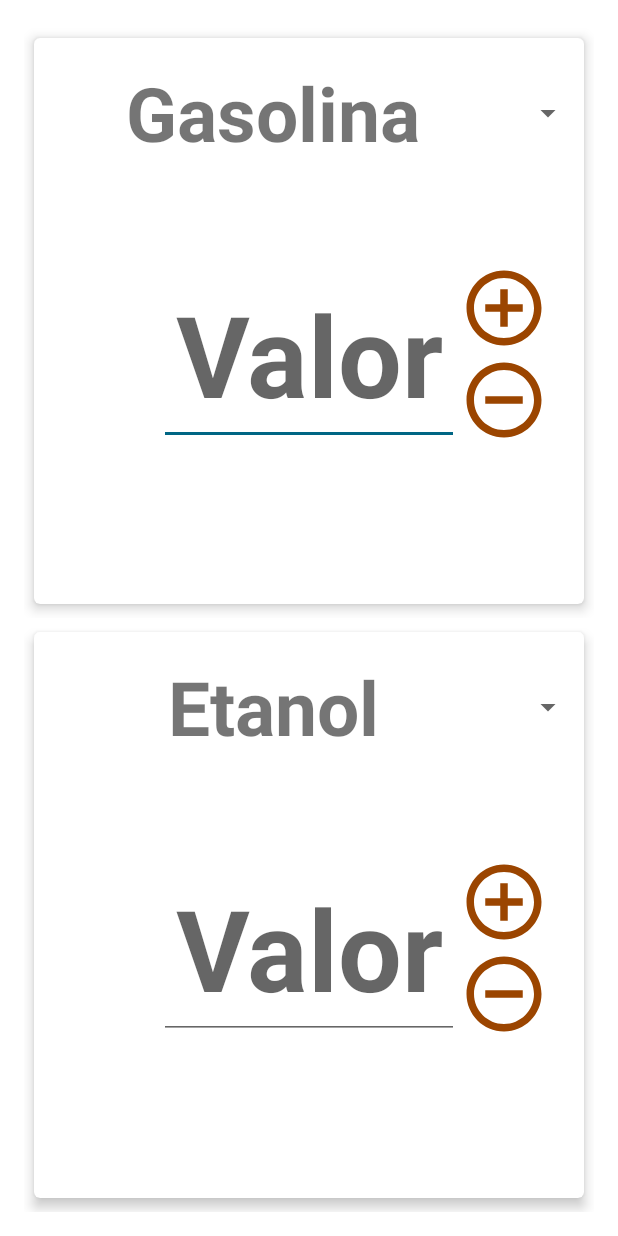
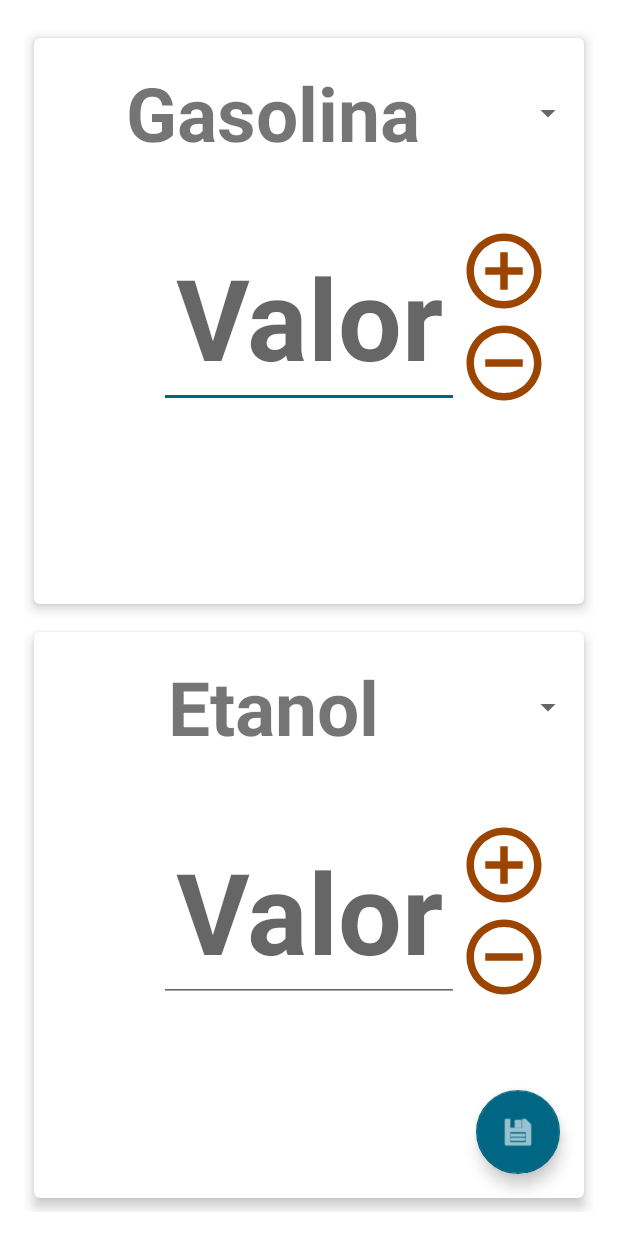
Before and after one commit to filipe1309/AbasteceAi, an Android app: the screen it shows after launch (ComparatorActivity), on a phone screen of 412 x 824 dp. Run offline under Robolectric (Android 15) with nearby library versions, the phone set to English and light mode, and no system bars; our stand-ins replace data binding.

Commit message:
feat: Implement action button on Comparator Screen

```diff
--- a/features/comparator/src/main/java/com/filipe1309/abasteceai/features/comparator/data/repository/FuelRepositoryImpl.kt
+++ b/features/comparator/src/main/java/com/filipe1309/abasteceai/features/comparator/data/repository/FuelRepositoryImpl.kt
@@ -41,6 +41,13 @@ class FuelRepositoryImpl: FuelRepository {
                 price = 3.50,
                 efficiency = 7.0,
                 efficiencyUnit = "km/l"
+            ),
+            Fuel(
+                id = 3,
+                name = "Diesel",
+                price = 4.00,
+                efficiency = 8.0,
+                efficiencyUnit = "km/l"
             )
         ))
     }
--- /dev/null
+++ b/features/comparator/src/main/java/com/filipe1309/abasteceai/features/comparator/data/repository/HistoryRepositoryImpl.kt
@@ -0,0 +1,10 @@
+package com.filipe1309.abasteceai.features.comparator.data.repository
+
+import com.filipe1309.abasteceai.features.comparator.domain.entity.Fuel
+import com.filipe1309.abasteceai.features.comparator.domain.repository.HistoryRepository
+
+class HistoryRepositoryImpl: HistoryRepository {
+    override suspend fun saveComparison(fuel1: Fuel, fuel2: Fuel): Boolean {
+        return true
+    }
+}
--- /dev/null
+++ b/features/comparator/src/main/java/com/filipe1309/abasteceai/features/comparator/domain/repository/HistoryRepository.kt
@@ -0,0 +1,7 @@
+package com.filipe1309.abasteceai.features.comparator.domain.repository
+
+import com.filipe1309.abasteceai.features.comparator.domain.entity.Fuel
+
+interface HistoryRepository {
+    suspend fun saveComparison(fuel1: Fuel, fuel2: Fuel): Boolean
+}
--- /dev/null
+++ b/features/comparator/src/main/java/com/filipe1309/abasteceai/features/comparator/domain/usecase/SaveComparisonUseCase.kt
@@ -0,0 +1,8 @@
+package com.filipe1309.abasteceai.features.comparator.domain.usecase
+
+import com.filipe1309.abasteceai.features.comparator.domain.entity.Fuel
+import com.filipe1309.abasteceai.features.comparator.domain.repository.HistoryRepository
+
+class SaveComparisonUseCase(private val repository: HistoryRepository) {
+    suspend fun invoke(fuel1: Fuel, fuel2: Fuel): Boolean = repository.saveComparison(fuel1, fuel2)
+}
--- a/features/comparator/src/main/java/com/filipe1309/abasteceai/features/comparator/presentation/ComparatorAction.kt
+++ b/features/comparator/src/main/java/com/filipe1309/abasteceai/features/comparator/presentation/ComparatorAction.kt
@@ -8,4 +8,6 @@ sealed class ComparatorAction {
     data class CompareFuels(val firstFuelPosition: Int, val secondFuelPosition: Int) : ComparatorAction()
     data class ButtonAddFuelClicked(val isFirstFuel: Boolean) : ComparatorAction()
     data class ButtonRemoveFuelClicked(val isFirstFuel: Boolean) : ComparatorAction()
+    object ButtonSaveComparisonClicked : ComparatorAction()
+    object SnackBarRendered : ComparatorAction()
 }
--- a/features/comparator/src/main/java/com/filipe1309/abasteceai/features/comparator/presentation/ComparatorFragment.kt
+++ b/features/comparator/src/main/java/com/filipe1309/abasteceai/features/comparator/presentation/ComparatorFragment.kt
@@ -15,9 +15,14 @@ import androidx.lifecycle.Observer
 import androidx.lifecycle.ViewModelProvider
 import com.filipe1309.abasteceai.features.comparator.R
 import com.filipe1309.abasteceai.features.comparator.data.repository.FuelRepositoryImpl
+import com.filipe1309.abasteceai.features.comparator.data.repository.HistoryRepositoryImpl
 import com.filipe1309.abasteceai.features.comparator.databinding.FragmentComparatorBinding
+import com.filipe1309.abasteceai.features.comparator.domain.repository.FuelRepository
+import com.filipe1309.abasteceai.features.comparator.domain.repository.HistoryRepository
 import com.filipe1309.abasteceai.features.comparator.domain.usecase.CompareFuelsUseCase
 import com.filipe1309.abasteceai.features.comparator.domain.usecase.GetFuelsUseCase
+import com.filipe1309.abasteceai.features.comparator.domain.usecase.SaveComparisonUseCase
+import com.google.android.material.snackbar.Snackbar
 
 private const val TAG = "ComparatorFragment"
 
@@ -33,10 +38,12 @@ class ComparatorFragment : Fragment(), AdapterView.OnItemSelectedListener {
         savedInstanceState: Bundle?
     ): View {
         binding = FragmentComparatorBinding.inflate(inflater, container, false)
-        val fuelRepository = FuelRepositoryImpl()
+        val fuelRepository: FuelRepository = FuelRepositoryImpl()
+        val historyRepository: HistoryRepository = HistoryRepositoryImpl()
         val compareFuelsUseCase = CompareFuelsUseCase(fuelRepository)
         val getFuelsUseCase = GetFuelsUseCase(fuelRepository)
-        val useCasesComparator = UseCasesComparator(compareFuelsUseCase, getFuelsUseCase)
+        val saveComparisonUseCase = SaveComparisonUseCase(historyRepository)
+        val useCasesComparator = UseCasesComparator(compareFuelsUseCase, getFuelsUseCase, saveComparisonUseCase)
         factory = ComparatorViewModelFactory(useCasesComparator)
         viewModel = ViewModelProvider(this, factory)[ComparatorViewModel::class.java]
         binding.viewModel = viewModel
@@ -66,6 +73,7 @@ class ComparatorFragment : Fragment(), AdapterView.OnItemSelectedListener {
         binding.btnRemoveSecondFuel.setOnClickListener {
             viewModel.sendAction(ComparatorAction.ButtonRemoveFuelClicked( it.id == R.id.btn_remove_first_fuel))
         }
+        binding.fab.setOnClickListener { viewModel.sendAction(ComparatorAction.ButtonSaveComparisonClicked) }
     }
 
     private fun setupSpinners() {
@@ -103,6 +111,15 @@ class ComparatorFragment : Fragment(), AdapterView.OnItemSelectedListener {
         if (viewState.isFuelsLoaded && viewState.fuels != null && !viewState.isFuelsReadyToCompare) {
             renderSpinner(viewState)
         }
+
+        if (viewState.isComparisonSaved || viewState.isError) {
+            renderSnackBar(viewState)
+        }
+    }
+
+    private fun renderSnackBar(viewState: ComparatorViewState) {
+        Snackbar.make(binding.root, viewState.message!!, Snackbar.LENGTH_SHORT).show()
+        viewModel.sendAction(ComparatorAction.SnackBarRendered)
     }
 
     private fun renderSpinner(viewState: ComparatorViewState) {
--- a/features/comparator/src/main/java/com/filipe1309/abasteceai/features/comparator/presentation/ComparatorViewModel.kt
+++ b/features/comparator/src/main/java/com/filipe1309/abasteceai/features/comparator/presentation/ComparatorViewModel.kt
@@ -5,8 +5,10 @@ import androidx.lifecycle.LiveData
 import androidx.lifecycle.MutableLiveData
 import androidx.lifecycle.ViewModel
 import androidx.lifecycle.viewModelScope
+import com.filipe1309.abasteceai.features.comparator.R
 import com.filipe1309.abasteceai.features.comparator.domain.usecase.CompareFuelsUseCase
 import com.filipe1309.abasteceai.features.comparator.domain.usecase.GetFuelsUseCase
+import com.filipe1309.abasteceai.features.comparator.domain.usecase.SaveComparisonUseCase
 import kotlinx.coroutines.Dispatchers
 import kotlinx.coroutines.launch
 import java.util.*
@@ -15,7 +17,8 @@ private const val TAG = "ComparatorViewModel"
 
 data class UseCasesComparator(
     val compareFuelsUseCase: CompareFuelsUseCase,
-    val getFuelsUseCase: GetFuelsUseCase
+    val getFuelsUseCase: GetFuelsUseCase,
+    val saveComparisonUseCase: SaveComparisonUseCase
 )
 
 private const val INCREMENT_VALUE = 0.01
@@ -24,25 +27,13 @@ class ComparatorViewModel(
     private val useCasesComparator: UseCasesComparator,
 ): ViewModel() {
 
-    private var currentViewState = ComparatorViewState()
+    private var currentViewState = ComparatorViewState(isLoading = true)
 
     private val _viewState = MutableLiveData<ComparatorViewState>()
     val viewState: LiveData<ComparatorViewState> = _viewState
     init {
         getFuels()
-        setState(
-            ComparatorViewState(
-                isLoading = true,
-                isComparing = false,
-                isFuelsLoaded = false,
-                isFuelsReadyToCompare = false,
-                error = null,
-                firstFuel = null,
-                secondFuel = null,
-                fuels = null,
-                comparisonResult = null
-            )
-        )
+        setState(currentViewState.copy())
     }
 
     private fun setState(viewState: ComparatorViewState) {
@@ -101,6 +92,12 @@ class ComparatorViewModel(
                     setState(currentViewState.copy(secondFuel = currentViewState.secondFuel))
                 }
             }
+            is ComparatorAction.ButtonSaveComparisonClicked -> {
+                saveComparison()
+            }
+            is ComparatorAction.SnackBarRendered -> {
+                setState(currentViewState.copy(isComparisonSaved = false, isError = false))
+            }
         }
     }
 
@@ -143,4 +140,28 @@ class ComparatorViewModel(
             ))
         }
     }
+
+    private fun saveComparison() {
+        Log.d(TAG, "saveComparison: ")
+        viewModelScope.launch(Dispatchers.IO) {
+            val isComparisonSaved = useCasesComparator.saveComparisonUseCase.invoke(
+                currentViewState.firstFuel!!, currentViewState.secondFuel!!
+            )
+
+            if (isComparisonSaved) {
+                setState(currentViewState.copy(
+                    isLoading = false,
+                    isComparisonSaved = true,
+                    message = R.string.comparison_saved
+                ))
+            } else {
+                setState(currentViewState.copy(
+                    isLoading = false,
+                    isComparisonSaved = false,
+                    isError = true,
+                    message = R.string.comparison_not_saved
+                ))
+            }
+        }
+    }
 }
--- a/features/comparator/src/main/java/com/filipe1309/abasteceai/features/comparator/presentation/ComparatorViewState.kt
+++ b/features/comparator/src/main/java/com/filipe1309/abasteceai/features/comparator/presentation/ComparatorViewState.kt
@@ -6,11 +6,13 @@ import com.filipe1309.abasteceai.features.comparator.domain.entity.Fuel
 data class ComparatorViewState (
     val isLoading: Boolean = false,
     val isComparing: Boolean = false,
+    val isComparisonSaved: Boolean = false,
     val isFuelsLoaded: Boolean = false,
     val isFuelsReadyToCompare: Boolean = false,
-    val error: String? = null,
+    val isError: Boolean = false,
     val firstFuel: Fuel? = null,
     val secondFuel: Fuel? = null,
     val fuels: List<Fuel>? = null,
-    val comparisonResult: ComparisonResult? = null
+    val comparisonResult: ComparisonResult? = null,
+    val message: Int? = null
 )
--- a/features/comparator/src/main/res/layout/fragment_comparator.xml
+++ b/features/comparator/src/main/res/layout/fragment_comparator.xml
@@ -63,7 +63,7 @@
                         android:id="@+id/first_fuel_value"
                         android:layout_width="200dp"
                         android:layout_height="wrap_content"
-                        android:layout_marginTop="50dp"
+                        android:layout_marginTop="25dp"
                         android:textSize="75sp"
                         android:textAlignment="center"
                         android:textStyle="bold"
@@ -137,7 +137,7 @@
                         android:id="@+id/second_fuel_value"
                         android:layout_width="200dp"
                         android:layout_height="wrap_content"
-                        android:layout_marginTop="50dp"
+                        android:layout_marginTop="25dp"
                         android:textSize="75sp"
                         android:textAlignment="center"
                         android:textStyle="bold"
@@ -162,6 +162,15 @@
 
                 </androidx.constraintlayout.widget.ConstraintLayout>
 
+                <com.google.android.material.floatingactionbutton.FloatingActionButton
+                    android:id="@+id/fab"
+                    android:layout_width="wrap_content"
+                    android:layout_height="wrap_content"
+                    android:layout_gravity="end|bottom"
+                    android:src="@android:drawable/ic_menu_save"
+                    android:contentDescription="@string/save_comparison"
+                    android:layout_margin="16dp" />
+
             </androidx.cardview.widget.CardView>
 
         </RelativeLayout>
--- a/features/comparator/src/main/res/values/strings.xml
+++ b/features/comparator/src/main/res/values/strings.xml
@@ -1,8 +1,11 @@
 <resources>
     <string name="app_name">AbasteceAi</string>
     <string name="prompt_fuel">Selecione o combustível</string>
-    <string name="fuels_list">Fuels list</string>
-    <string name="first_fuels_list">Fuels list for item 1</string>
-    <string name="second_fuels_list">Fuels list for item 2</string>
+    <string name="fuels_list">Lista de combustíveis</string>
+    <string name="first_fuels_list">Primeira lista de combustíveis</string>
+    <string name="second_fuels_list">Segunda Lista de combustíveis</string>
     <string name="value">Valor</string>
+    <string name="save_comparison">Salvar comparação</string>
+    <string name="comparison_saved">🟢 Comparação salva com sucesso</string>
+    <string name="comparison_not_saved">🔴 Não foi possível salvar a comparação</string>
 </resources>
--- a/libraries/actions/src/main/java/com/filipe1309/abasteceai/libraries/actions/Actions.kt
+++ b/libraries/actions/src/main/java/com/filipe1309/abasteceai/libraries/actions/Actions.kt
@@ -6,5 +6,11 @@ import android.content.Intent
 object Actions {
     private const val FEATURES_PKG_NAME = "com.filipe1309.abasteceai.features"
     fun openComparatorIntent(context: Context) = internalIntent(context, "${FEATURES_PKG_NAME}.comparator.open")
+    // fun openHistoryIntent
+    // fun openFuelsIntent
+    // fun openNewsIntent
+    // fun openSettingsIntent
+
+    @Suppress("SameParameterValue")
     private fun internalIntent(context: Context, action: String) = Intent(action).setPackage(context.packageName)
 }
```
Also changed, not shown: 1 other file.
